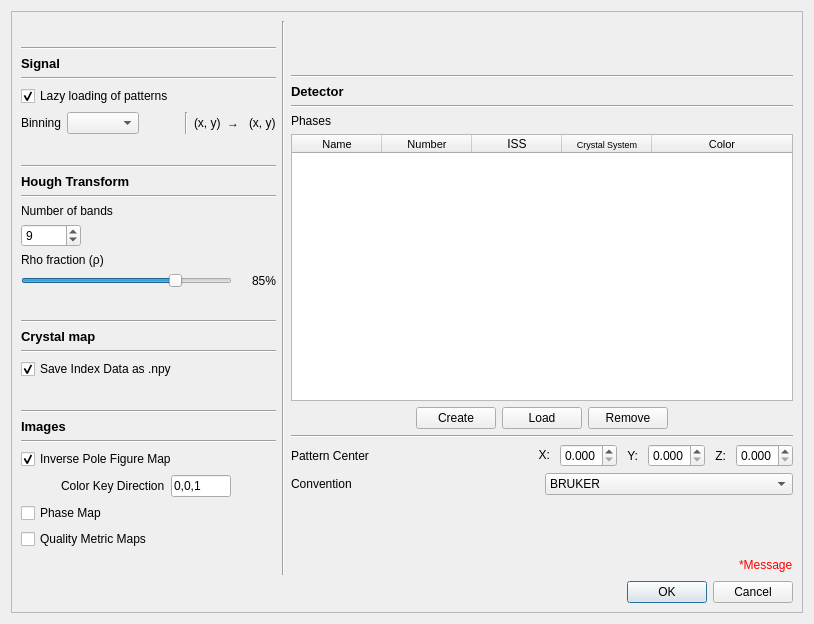
EBSP-Indexer/EBSP-Indexer, file ui/hi_setup.ui: the form before one commit.
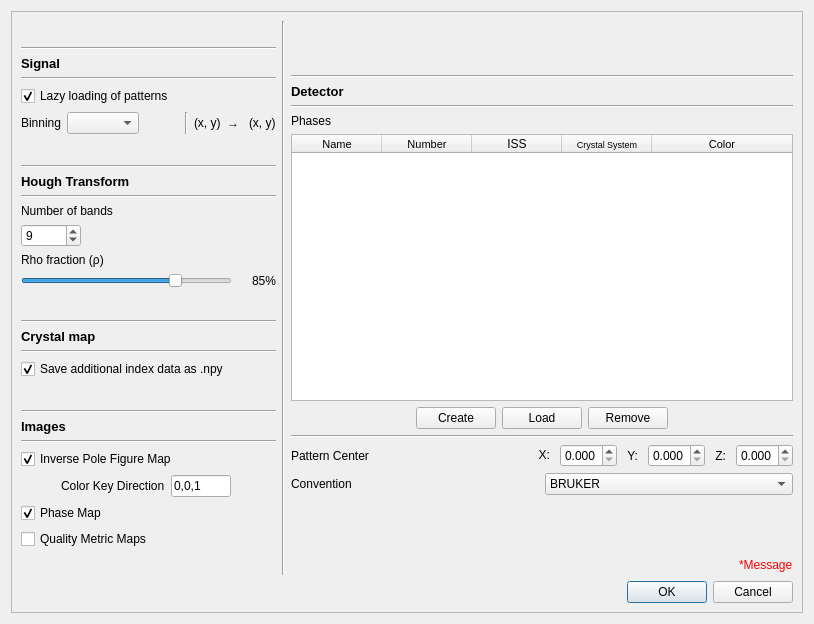
The form after the commit.

```diff
--- a/ui/hi_setup.ui
+++ b/ui/hi_setup.ui
@@ -344,7 +344,7 @@
              <string>&lt;html&gt;&lt;head/&gt;&lt;body&gt;&lt;p&gt;Whether to save the index data array as *.npy in addition to the resulting crystal map, can be used to refine orientations later&lt;/p&gt;&lt;/body&gt;&lt;/html&gt;</string>
             </property>
             <property name="text">
-             <string>Save Index Data as .npy</string>
+             <string>Save additional index data as .npy</string>
             </property>
             <property name="checked">
              <bool>true</bool>
@@ -519,6 +519,9 @@
             <property name="text">
              <string>Phase Map</string>
             </property>
+            <property name="checked">
+             <bool>true</bool>
+            </property>
            </widget>
           </item>
           <item>
```
Left out of the diff: 9 changed lines with no effect on the pictures.
